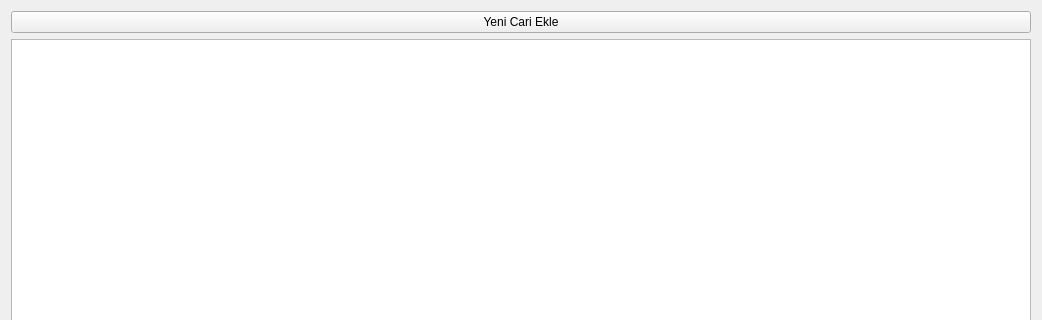
Above: cari/carimainwidget.ui from CMLDMR/Ressor before the change; both pictures show x 0 to 1042 and y 0 to 320 of the 1042 by 567 pixel window. Below: the same form after it.
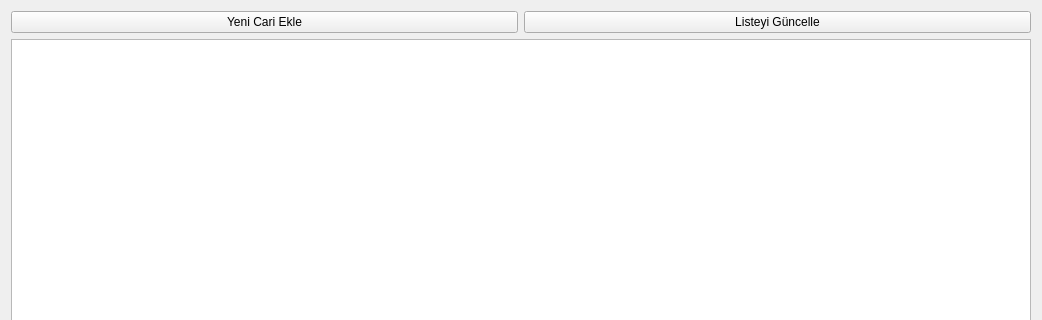
That is the form after the change.

Commit message: Cari Listesini Güncelleme Butonu Eklendi.

The edit to the form file:
```diff
--- a/cari/carimainwidget.ui
+++ b/cari/carimainwidget.ui
@@ -23,7 +23,14 @@
        </property>
       </widget>
      </item>
-     <item row="1" column="0">
+     <item row="0" column="1">
+      <widget class="QPushButton" name="pushButton_Guncelle">
+       <property name="text">
+        <string>Listeyi Güncelle</string>
+       </property>
+      </widget>
+     </item>
+     <item row="1" column="0" colspan="2">
       <widget class="QTableView" name="tableView">
        <property name="editTriggers">
         <set>QAbstractItemView::NoEditTriggers</set>
```
The commit also changes 2 other files.
